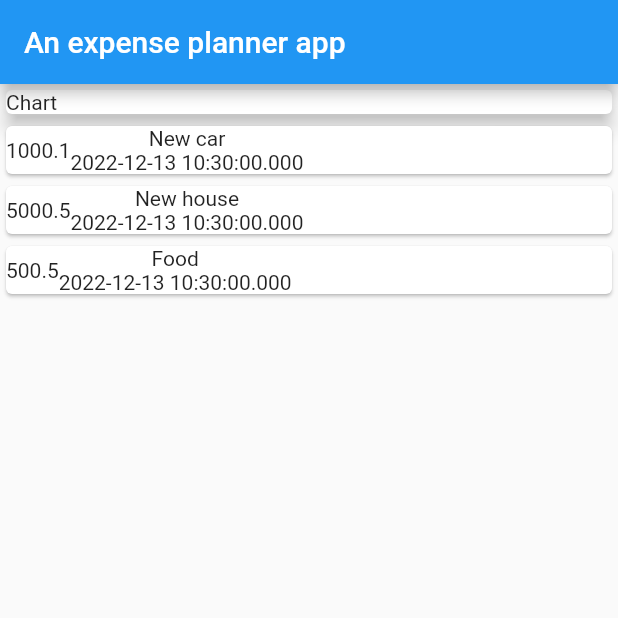
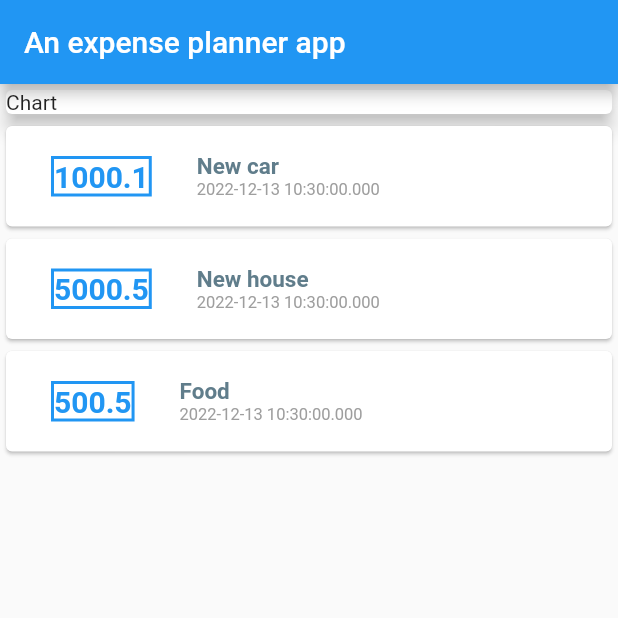
Before and after one commit to nmint8m/learn-flutter, a Flutter app: the screen it shows after launch, on a phone screen of 412 x 824 dp, the top half of it. Run offline on Flutter 3.47's test engine with Material 2 defaults, Android fonts, the phone set to English and light mode, and no system bars; missing offline and left inert: assignment_one.

Commit message:
Styling a Container and Text

```diff
--- a/a_expense_planner_app/lib/custom-widgets/transaction-item.dart
+++ b/a_expense_planner_app/lib/custom-widgets/transaction-item.dart
@@ -12,12 +12,44 @@ class TransactionItem extends StatelessWidget {
       child: Row(
         children: [
           Container(
-            child: Text(transaction.amount.toString()),
+            margin: EdgeInsets.symmetric(
+              vertical: 20.0,
+              horizontal: 30.0,
+            ),
+            decoration: BoxDecoration(
+              border: Border.all(
+                color: Colors.blue,
+                width: 2.0,
+              ),
+            ),
+            child: Text(
+              transaction.amount.toString(),
+              style: TextStyle(
+                  fontWeight: FontWeight.bold,
+                  fontSize: 20,
+                  color: Colors.blue),
+            ),
           ),
           Column(
+            mainAxisAlignment: MainAxisAlignment.start,
+            crossAxisAlignment: CrossAxisAlignment.start,
             children: [
-              Text(transaction.title),
-              Text(transaction.date.toString()),
+              Text(
+                transaction.title,
+                style: TextStyle(
+                  fontWeight: FontWeight.bold,
+                  fontSize: 15,
+                  color: Colors.blueGrey,
+                ),
+              ),
+              Text(
+                transaction.date.toString(),
+                style: TextStyle(
+                  fontWeight: FontWeight.normal,
+                  fontSize: 11,
+                  color: Colors.grey,
+                ),
+              ),
             ],
           ),
         ],
```
